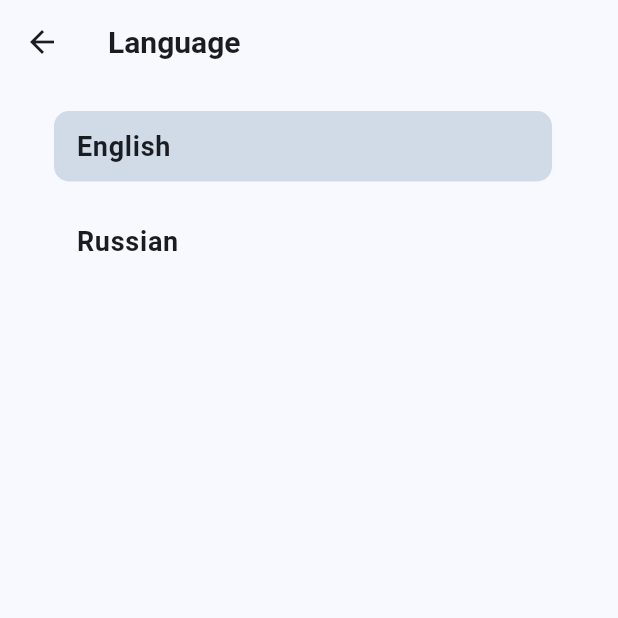
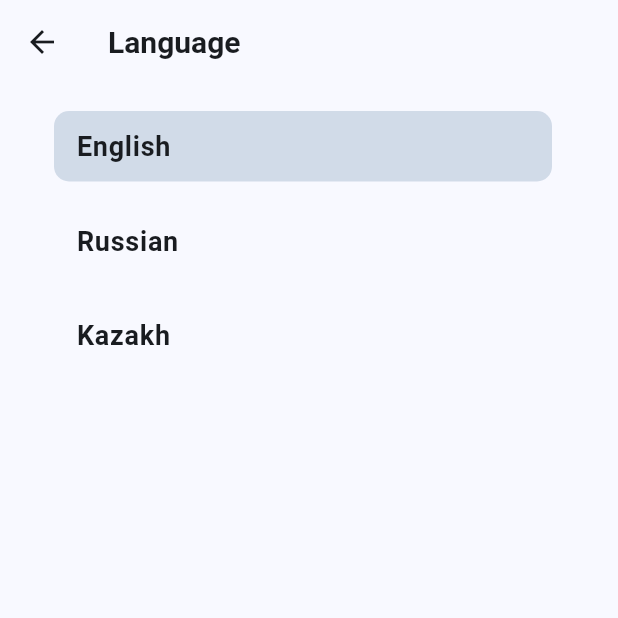
Before and after one commit to daniyar104/cash-mobile, a Flutter app: the ChangeLanguagePage screen opened directly, on a phone screen of 412 x 824 dp, the top half of it. Run offline on Flutter 3.47's test engine with Material 3 defaults, Android fonts, the phone set to English and light mode, and no system bars; our stand-ins replace flutter_localization, image_picker, sembast, shared_preferences, sqflite, syncfusion_flutter_charts; accounts and stored records are empty.

Commit message:
(language): Add kazak language

```diff
--- a/lib/localization/locales.dart
+++ b/lib/localization/locales.dart
@@ -4,6 +4,7 @@ import 'package:flutter_localization/flutter_localization.dart';
 const List<MapLocale> LOCALES = [
   MapLocale("en", LocalData.EN),
   MapLocale("ru", LocalData.RU),
+  MapLocale("kk", LocalData.KK),
 ];
 
 mixin LocalData {
@@ -259,6 +260,86 @@ mixin LocalData {
     sunday: "ВСК",
   };
 
+  static const Map<String, dynamic> KK = {
+    title: 'Локализация',
+    body: 'Локализация үлгісі қолданбасына қош келдіңіз. Бұл Flutter-де локализацияны көрсету үшін қарапайым қолданба. Сіз тілді параметрлер экранынан өзгерте аласыз.',
+    welcomeBack: "Қайта оралуыңызбен",
+    welcome: "Қош келдіңіз,",
+    login: "Кіру",
+    password: "Құпиясөз",
+    email: "Электрондық пошта",
+    username: "Пайдаланушы аты",
+    logout: "Шығу",
+    account: "Есеп",
+    transactions: "Транзакциялар",
+    expenses: "Шығындар",
+    income: "Кіріс",
+    showAll: "Барлығын көрсету",
+    settings: "Параметрлер",
+    language: "Тіл",
+    pushNotifications: "Хабарламалар",
+    stylesSetting: "Стиль",
+    templateSetting: "Үлгі",
+    categories: "Санаттар",
+    summary: "Жалпы баланс",
+
+    // Login Page
+    unCurrect: "Электрондық пошта немесе құпиясөз қате",
+    enterEmail: "Электрондық поштаны енгізіңіз",
+    enterPassword: "Құпиясөзді енгізіңіз",
+    fogotPassword: "Құпиясөзді ұмыттыңыз ба?",
+    dontHaveAccount: "Есеп жоқ па?",
+    createAccount: "Есеп жасау",
+
+    // Register
+    register: "Тіркелу",
+    createNewAccount: "Жаңа есеп жасау",
+
+    // List
+    allType: "Барлығы",
+    incomeType: "Кіріс",
+    expenseType: "Шығын",
+    transfer: "Аудару",
+
+    //Time greeting
+    morning: "Қайырлы таң",
+    afternoon: "Қайырлы күн",
+    evening: "Қайырлы кеш",
+    night: "Қайырлы түн",
+
+    // Categories
+    food: "Тамақ",
+    transportation: "Көлік",
+    entertainment: "Ойын-сауық",
+    shopping: "Сауда",
+    health: "Денсаулық",
+    bills: "Төлемдер",
+    utilities: "Коммуналдық қызметтер",
+    salary: "Жалақы",
+    investment: "Инвестиция",
+    education: "Білім",
+    travel: "Саяхат",
+    groceries: "Азық-түлік",
+    housing: "Тұрғын үй",
+    leisure: "Демалыс",
+    gifts: "Сыйлықтар",
+    donations: "Қайырымдылық",
+    subscriptions: "Жазылымдар",
+    pets: "Үй жануарлары",
+    insurance: "Сақтандыру",
+    other: "Басқа",
+
+    // Days
+    today: "Бүгін",
+    monday: "ДСН",
+    tuesday: "ССБ",
+    wednesday: "СРБ",
+    thursday: "БСН",
+    friday: "ЖМБ",
+    saturday: "СНБ",
+    sunday: "ЖЕК",
+  };
+
   static String getTranslatedCategory(BuildContext context, String? key) {
     if (key == null) return '';
     return key.getString(context);
--- a/lib/screens/ExpenseInputScreen.dart
+++ b/lib/screens/ExpenseInputScreen.dart
@@ -102,7 +102,7 @@ class _ExpenseInputScreenState extends State<ExpenseInputScreen> {
   }
 
 
-  /// Вернуить так чтобы время можно было стравть на перед
+  /// Вернуить так чтобы время можно было стравить на перед
   /// ну или так и оставить чтобы выводить сообщения на разных языках
   void _selectTime() async {
     TimeOfDay? picked = await showTimePicker(
--- a/lib/screens/accountPage/settings/language/ChangeLanguagePage.dart
+++ b/lib/screens/accountPage/settings/language/ChangeLanguagePage.dart
@@ -81,6 +81,7 @@ import 'package:untitled1/localization/locales.dart';
             children: [
               _buildLanguageTile('en', 'English'),
               _buildLanguageTile('ru', 'Russian'),
+              _buildLanguageTile('kk', 'Kazakh'),
             ],
           ),
         ),
```
